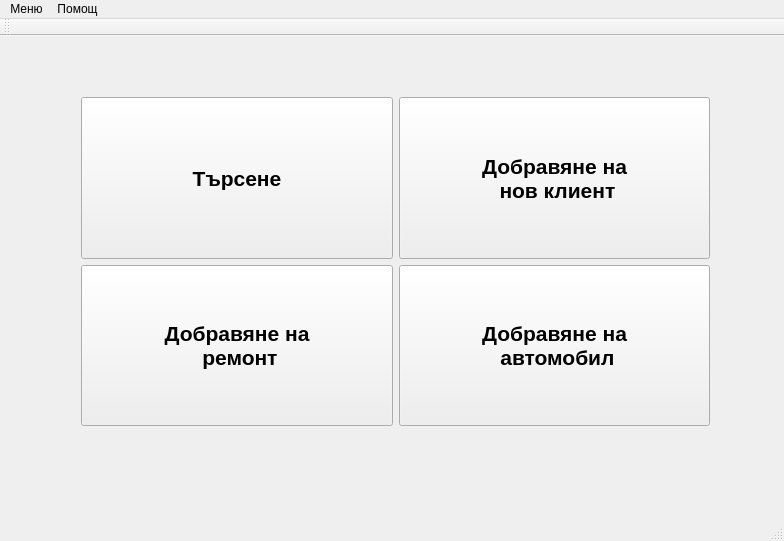
Old version of the form mainwindow.ui in the repository JohnnyBrawo/CarServ.
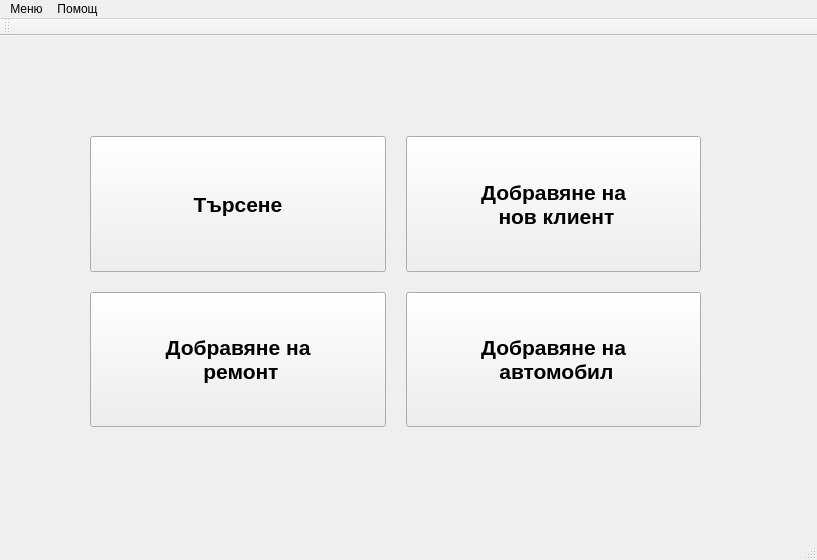
New version of the form.

Patch:
```diff
--- a/mainwindow.ui
+++ b/mainwindow.ui
@@ -6,12 +6,12 @@
    <rect>
     <x>0</x>
     <y>0</y>
-    <width>784</width>
-    <height>541</height>
+    <width>817</width>
+    <height>560</height>
    </rect>
   </property>
   <property name="sizePolicy">
-   <sizepolicy hsizetype="Expanding" vsizetype="Expanding">
+   <sizepolicy hsizetype="Preferred" vsizetype="Preferred">
     <horstretch>0</horstretch>
     <verstretch>0</verstretch>
    </sizepolicy>
@@ -20,61 +20,38 @@
    <string>MainWindow</string>
   </property>
   <widget class="QWidget" name="centralWidget">
-   <widget class="QWidget" name="">
+   <widget class="QWidget" name="layoutWidget">
     <property name="geometry">
      <rect>
       <x>70</x>
-      <y>50</y>
+      <y>80</y>
       <width>651</width>
-      <height>351</height>
+      <height>331</height>
      </rect>
     </property>
     <layout class="QGridLayout" name="gridLayout">
-     <item row="0" column="0">
-      <widget class="QPushButton" name="Button_Search">
-       <property name="sizePolicy">
-        <sizepolicy hsizetype="Minimum" vsizetype="Expanding">
-         <horstretch>0</horstretch>
-         <verstretch>0</verstretch>
-        </sizepolicy>
-       </property>
-       <property name="font">
-        <font>
-         <pointsize>16</pointsize>
-         <weight>75</weight>
-         <bold>true</bold>
-        </font>
-       </property>
-       <property name="text">
-        <string>Търсене</string>
-       </property>
-      </widget>
-     </item>
-     <item row="0" column="1">
-      <widget class="QPushButton" name="Button_AddNewClient">
-       <property name="sizePolicy">
-        <sizepolicy hsizetype="Minimum" vsizetype="Expanding">
-         <horstretch>0</horstretch>
-         <verstretch>0</verstretch>
-        </sizepolicy>
-       </property>
-       <property name="font">
-        <font>
-         <pointsize>16</pointsize>
-         <weight>75</weight>
-         <bold>true</bold>
-        </font>
-       </property>
-       <property name="text">
-        <string>Добравяне на 
- нов клиент</string>
-       </property>
-      </widget>
-     </item>
+     <property name="sizeConstraint">
+      <enum>QLayout::SetDefaultConstraint</enum>
+     </property>
+     <property name="leftMargin">
+      <number>20</number>
+     </property>
+     <property name="topMargin">
+      <number>20</number>
+     </property>
+     <property name="rightMargin">
+      <number>20</number>
+     </property>
+     <property name="bottomMargin">
+      <number>20</number>
+     </property>
+     <property name="spacing">
+      <number>20</number>
+     </property>
      <item row="1" column="0">
       <widget class="QPushButton" name="Button_AddNewRepair">
        <property name="sizePolicy">
-        <sizepolicy hsizetype="Minimum" vsizetype="Expanding">
+        <sizepolicy hsizetype="Expanding" vsizetype="Expanding">
          <horstretch>0</horstretch>
          <verstretch>0</verstretch>
         </sizepolicy>
@@ -92,10 +69,31 @@
        </property>
       </widget>
      </item>
+     <item row="0" column="1">
+      <widget class="QPushButton" name="Button_AddNewClient">
+       <property name="sizePolicy">
+        <sizepolicy hsizetype="Expanding" vsizetype="Expanding">
+         <horstretch>0</horstretch>
+         <verstretch>0</verstretch>
+        </sizepolicy>
+       </property>
+       <property name="font">
+        <font>
+         <pointsize>16</pointsize>
+         <weight>75</weight>
+         <bold>true</bold>
+        </font>
+       </property>
+       <property name="text">
+        <string>Добравяне на 
+ нов клиент</string>
+       </property>
+      </widget>
+     </item>
      <item row="1" column="1">
       <widget class="QPushButton" name="Button_AddNewAuto">
        <property name="sizePolicy">
-        <sizepolicy hsizetype="Minimum" vsizetype="Expanding">
+        <sizepolicy hsizetype="Expanding" vsizetype="Expanding">
          <horstretch>0</horstretch>
          <verstretch>0</verstretch>
         </sizepolicy>
@@ -113,6 +111,26 @@
        </property>
       </widget>
      </item>
+     <item row="0" column="0">
+      <widget class="QPushButton" name="Button_Search">
+       <property name="sizePolicy">
+        <sizepolicy hsizetype="Expanding" vsizetype="Expanding">
+         <horstretch>0</horstretch>
+         <verstretch>0</verstretch>
+        </sizepolicy>
+       </property>
+       <property name="font">
+        <font>
+         <pointsize>16</pointsize>
+         <weight>75</weight>
+         <bold>true</bold>
+        </font>
+       </property>
+       <property name="text">
+        <string>Търсене</string>
+       </property>
+      </widget>
+     </item>
     </layout>
    </widget>
   </widget>
@@ -121,7 +139,7 @@
     <rect>
      <x>0</x>
      <y>0</y>
-     <width>784</width>
+     <width>817</width>
      <height>23</height>
     </rect>
    </property>
```
